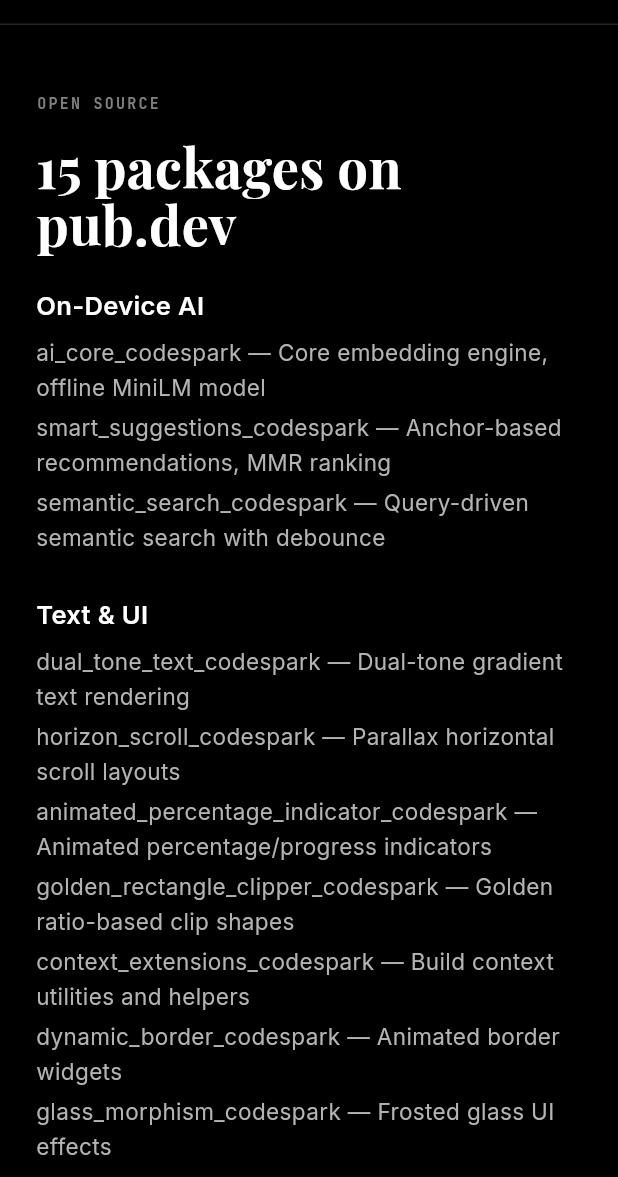
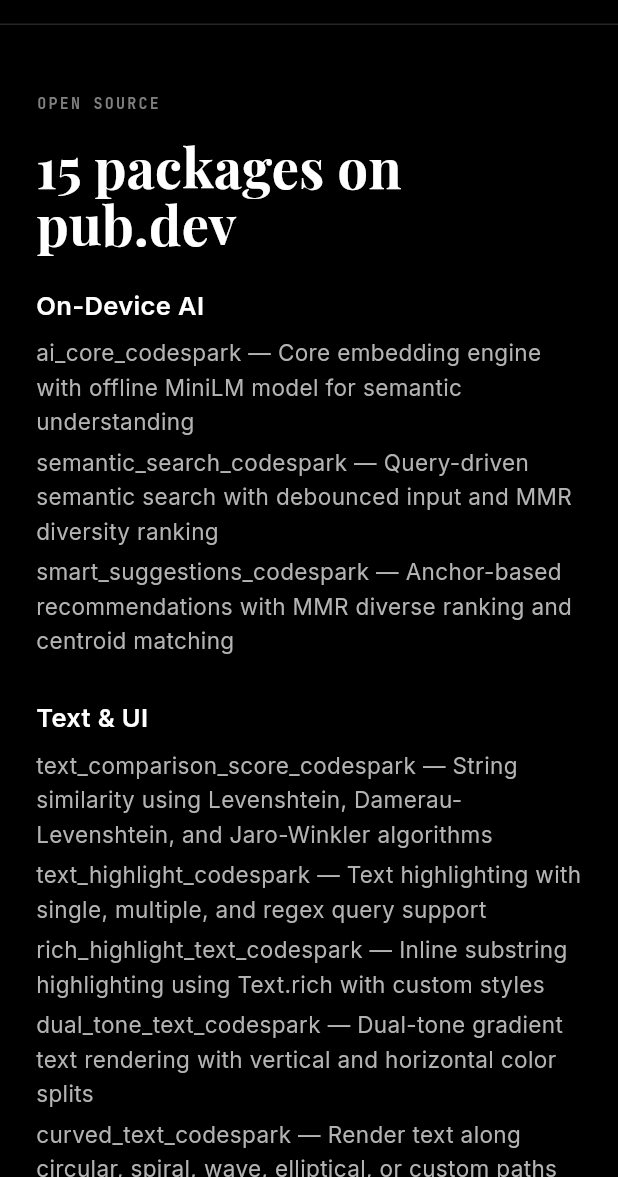
Before and after one commit to Katayath-Sai-Kiran/my-portfolio, a Flutter app: the screen it shows after launch, scrolled down 1152 dp, on a phone screen of 412 x 824 dp, the part 59-1236 px from its top. Run offline on Flutter 3.47's test engine with Material 3 defaults, Android fonts, the phone set to English and light mode, and no system bars; our stand-ins replace flutter_animate, go_router, google_fonts.

Commit message:
redesign: b/w palette, magazine layout, correct packages, resume-driven experience

```diff
--- a/lib/features/home/home_page.dart
+++ b/lib/features/home/home_page.dart
@@ -1,5 +1,6 @@
 import 'package:flutter/material.dart';
 import 'package:provider/provider.dart';
+import 'package:url_launcher/url_launcher.dart';
 
 import '../../core/design/app_colors.dart';
 import '../../core/design/app_typography.dart';
@@ -404,15 +405,18 @@
     packages: [
       _Pkg(
         name: 'ai_core_codespark',
-        description: 'Core embedding engine, offline MiniLM model',
+        description:
+            'Core embedding engine with offline MiniLM model for semantic understanding',
+      ),
+      _Pkg(
+        name: 'semantic_search_codespark',
+        description:
+            'Query-driven semantic search with debounced input and MMR diversity ranking',
       ),
       _Pkg(
         name: 'smart_suggestions_codespark',
-        description: 'Anchor-based recommendations, MMR ranking',
-      ),
-      _Pkg(
-        name: 'semantic_search_codespark',
-        description: 'Query-driven semantic search with debounce',
+        description:
+            'Anchor-based recommendations with MMR diverse ranking and centroid matching',
       ),
     ],
   ),
@@ -420,40 +424,48 @@
     name: 'Text & UI',
     packages: [
       _Pkg(
-        name: 'dual_tone_text_codespark',
-        description: 'Dual-tone gradient text rendering',
+        name: 'text_comparison_score_codespark',
+        description:
+            'String similarity using Levenshtein, Damerau-Levenshtein, and Jaro-Winkler algorithms',
       ),
       _Pkg(
-        name: 'horizon_scroll_codespark',
-        description: 'Parallax horizontal scroll layouts',
+        name: 'text_highlight_codespark',
+        description:
+            'Text highlighting with single, multiple, and regex query support',
       ),
       _Pkg(
-        name: 'animated_percentage_indicator_codespark',
-        description: 'Animated percentage/progress indicators',
+        name: 'rich_highlight_text_codespark',
+        description:
+            'Inline substring highlighting using Text.rich with custom styles',
       ),
       _Pkg(
-        name: 'golden_rectangle_clipper_codespark',
-        description: 'Golden ratio-based clip shapes',
+        name: 'dual_tone_text_codespark',
+        description:
+            'Dual-tone gradient text rendering with vertical and horizontal color splits',
       ),
       _Pkg(
-        name: 'context_extensions_codespark',
-        description: 'Build context utilities and helpers',
+        name: 'curved_text_codespark',
+        description:
+            'Render text along circular, spiral, wave, elliptical, or custom paths',
       ),
       _Pkg(
-        name: 'dynamic_border_codespark',
-        description: 'Animated border widgets',
+        name: 'date_formatter_codespark',
+        description:
+            'DateTime extensions for formatting, relative time, time ago, and business day calculations',
       ),
       _Pkg(
-        name: 'glass_morphism_codespark',
-        description: 'Frosted glass UI effects',
+        name: 'animated_dropdown_search_codespark',
+        description: 'Customisable animated search dropdown widget',
       ),
       _Pkg(
-        name: 'responsive_text_codespark',
-        description: 'Auto-scaling responsive text',
+        name: 'read_more_codespark',
+        description:
+            'Expandable text widget for long-form content with customizable truncation',
       ),
       _Pkg(
-        name: 'custom_icon_loader',
-        description: 'Custom loading indicators and icons',
+        name: 'icon_to_text_extension_codespark',
+        description:
+            'Convert any IconData to inline Text or TextSpan with rich text builder',
       ),
     ],
   ),
@@ -461,16 +473,18 @@
     name: 'Developer Utilities',
     packages: [
       _Pkg(
-        name: 'resumable_upload',
-        description: 'Chunked upload with retry and progress',
+        name: 'advanced_text_input_formatters_codespark',
+        description:
+            'Extended input text formatter utilities for Flutter TextFields',
       ),
       _Pkg(
-        name: 'custom_media_player',
-        description: 'ExoPlayer-based video player with custom UI',
+        name: 'internet_quality_codespark',
+        description:
+            'Measure real-world internet quality using latency-based analysis',
       ),
       _Pkg(
-        name: 'text_renderer',
-        description: 'Rich text rendering with custom layouts',
+        name: 'context_extensions_codespark',
+        description: 'Build context utility extensions for cleaner widget code',
       ),
     ],
   ),
@@ -505,15 +519,13 @@
                 _ExperienceColumn(),
               ],
             )
-          : IntrinsicHeight(
-              child: Row(
-                crossAxisAlignment: CrossAxisAlignment.stretch,
+          : Row(
+              crossAxisAlignment: CrossAxisAlignment.start,
               children: const [
                 Expanded(child: _ArticlesColumn()),
                 SizedBox(width: 48),
                 Expanded(child: _ExperienceColumn()),
               ],
-              ),
             ),
     );
   }
@@ -530,7 +542,7 @@
     return Container(
       key: scrollProvider.sectionKeys[PortfolioSection.articles],
       child: Column(
-        crossAxisAlignment: CrossAxisAlignment.start,
+        crossAxisAlignment: CrossAxisAlignment.stretch,
         children: [
           Text(
             'RECENT ARTICLES',
@@ -543,9 +555,26 @@
           const SizedBox(height: 16),
           ..._articles.map(
             (a) => Padding(
-              padding: const EdgeInsets.only(bottom: 20),
+              padding: const EdgeInsets.only(bottom: 16),
+              child: InkWell(
+                hoverColor: c.surfaceHover,
+                onTap: () {
+                  launchUrl(Uri.parse(a.link));
+                },
+                child: Padding(
+                  padding: const EdgeInsets.only(
+                    left: 16,
+                    right: 16,
+                    top: 12,
+                    bottom: 12,
+                  ),
+                  child: Row(
+                    crossAxisAlignment: CrossAxisAlignment.center,
+                    children: [
+                      Expanded(
                         child: Column(
                           crossAxisAlignment: CrossAxisAlignment.start,
+                          mainAxisAlignment: MainAxisAlignment.center,
                           children: [
                             Text(
                               a.title,
@@ -573,6 +602,16 @@
                           ],
                         ),
                       ),
+                      Icon(
+                        Icons.open_in_new,
+                        color: c.textMuted.withAlpha(100),
+                        size: 20,
+                      ),
+                    ],
+                  ),
+                ),
+              ),
+            ),
           ),
         ],
       ),
@@ -585,21 +624,29 @@
     title: 'The Accidental Ecosystem',
     summary: 'How fixing personal frustrations led to 15 packages on pub.dev.',
     date: 'Apr 14, 2026',
+    link:
+        'https://medium.com/@saikirankatayath/how-i-accidentally-built-a-14-package-flutter-ecosystem-21882300919f',
   ),
   _Article(
     title: 'Future-Proofing Flutter',
     summary: 'What happens when AI can generate UI code?',
     date: 'May 2, 2026',
+    link:
+        'https://medium.com/@saikirankatayath/how-i-future-proofed-my-14-package-flutter-ecosystem-against-ai-and-why-you-need-to-e705aecf0cd7?sharedUserId=saikirankatayath',
   ),
   _Article(
     title: 'Dependency Management at Scale',
     summary: 'Lessons from maintaining a 15-package ecosystem.',
     date: 'May 28, 2026',
+    link:
+        'https://medium.com/@saikirankatayath/flutter-dependency-management-in-2025-how-to-use-flutter-pub-deps-effectively-782080bef85e',
   ),
   _Article(
     title: 'The AI Shift and pub.dev',
     summary: 'How AI-assisted development changes the package ecosystem.',
     date: 'Jun 15, 2026',
+    link:
+        'https://medium.com/@saikirankatayath/the-ai-shift-nobody-is-talking-about-on-pub-dev-c2b45d2c7f0e',
   ),
 ];
 
@@ -608,10 +655,12 @@
     required this.title,
     required this.summary,
     required this.date,
+    required this.link,
   });
   final String title;
   final String summary;
   final String date;
+  final String link;
 }
 
 class _ExperienceColumn extends StatelessWidget {
@@ -640,10 +689,9 @@
             role: 'Flutter Engineer',
             org: 'Enspirit',
             location: 'Hyderabad',
-            year: '2026',
+            year: '2025 – Present',
             highlights: [
-              'Rally Nation - Realtime sports based social platform',
-              'Pub.dev - Contributed to Flutter packages and open-source libraries',
+              'Rally Nation — Multi-platform sports app with 5 real-time multiplayer game modules (Socket.io, Hive offline fallback)',
             ],
             c: c,
           ),
@@ -654,19 +702,69 @@
             location: 'Hyderabad',
             year: '2021 – 2025',
             highlights: [
-              'MoneyMinds — AI-powered personal finance app',
-              'TurthCather — NFT powered digital assests & collectibles',
-              'Aezo - AI-powered association trading platform',
-              'Test Scores — AI-powered test prep & learning platform',
-              'NuerallyMed — AI-powered medical exam prep platform',
-              'MechMonkey — Car Repair & maintenance management platform',
-              'Pub.dev - Contributed to Flutter packages and open-source libraries',
-              // 'ExoPlayer & media pipelines',
-              // 'Chunked upload engines',
-              // 'Firebase backends',
-              // 'Custom rendering',
+              'MoneyMinds — EdTech web app with MPEG-DASH adaptive video player and real-time chat',
+              'Truth Catcher — NFT app with custom high-res camera module and In-App Purchases',
+              'NeurallyMed — Exam prep platform with JWT auth, offline-first caching, and IAP gating',
+              'Aezo — Trade association app integrating Bubble.io no-code backend with custom UI',
             ],
             c: c,
+          ),
+          const SizedBox(height: 20),
+          Container(
+            padding: const EdgeInsets.all(14),
+            decoration: BoxDecoration(
+              border: Border.all(color: c.borderSubtle),
+              borderRadius: BorderRadius.circular(4),
+            ),
+            child: Column(
+              crossAxisAlignment: CrossAxisAlignment.start,
+              children: [
+                Text(
+                  'Common across all projects',
+                  style: AppTypography.labelLarge.copyWith(
+                    color: c.textMuted,
+                    fontWeight: FontWeight.w600,
+                  ),
+                ),
+                const SizedBox(height: 8),
+                _commonPoint(
+                  'Published to App Store & Google Play — code signing, compliance, release coordination',
+                  c,
+                ),
+                _commonPoint(
+                  'Firebase + Node.js backends with REST APIs and WebSockets',
+                  c,
+                ),
+                _commonPoint(
+                  'Full lifecycle ownership — Figma through to production deployment',
+                  c,
+                ),
+              ],
+            ),
+          ),
+        ],
+      ),
+    );
+  }
+
+  Widget _commonPoint(String text, PortfolioColors c) {
+    return Padding(
+      padding: const EdgeInsets.only(bottom: 4),
+      child: Row(
+        crossAxisAlignment: CrossAxisAlignment.start,
+        children: [
+          Text(
+            '— ',
+            style: AppTypography.monoSmall.copyWith(
+              color: c.textMuted,
+              fontSize: 10,
+            ),
+          ),
+          Expanded(
+            child: Text(
+              text,
+              style: AppTypography.bodyMedium.copyWith(color: c.textSecondary),
+            ),
           ),
         ],
       ),
@@ -703,14 +801,17 @@
         children: [
           Row(
             children: [
-              Text(
+              Flexible(
+                child: Text(
                   role,
                   style: AppTypography.titleMedium.copyWith(
                     color: c.textPrimary,
                     fontWeight: FontWeight.w600,
                   ),
+                  overflow: TextOverflow.ellipsis,
                 ),
-              const Spacer(),
+              ),
+              const SizedBox(width: 8),
               Text(
                 year,
                 style: AppTypography.monoSmall.copyWith(
--- a/lib/shared/widgets/footer.dart
+++ b/lib/shared/widgets/footer.dart
@@ -1,5 +1,6 @@
 import 'package:flutter/material.dart';
 import 'package:url_launcher/url_launcher.dart';
+
 import '../../core/design/app_colors.dart';
 import '../../core/design/app_typography.dart';
 
@@ -40,7 +41,8 @@
               ),
               _FootLink(
                 label: 'LINKEDIN',
-                url: 'https://www.linkedin.com/in/sai-kiran-katayath-6687941a5/',
+                url:
+                    'https://www.linkedin.com/in/sai-kiran-katayath-6687941a5/',
                 c: c,
               ),
               _FootLink(
@@ -96,9 +98,9 @@
             widget.label,
             style: AppTypography.monoSmall.copyWith(
               fontSize: 11,
-              color: _hover ? c.accent : c.background,
+              color: c.background,
               decoration: _hover ? TextDecoration.underline : null,
-              decorationColor: c.accent,
+              decorationColor: c.background,
             ),
           ),
         ),
--- a/lib/shared/widgets/nav_bar.dart
+++ b/lib/shared/widgets/nav_bar.dart
@@ -34,7 +34,7 @@
             const Spacer(),
             _GhostLink(
               label: 'GitHub',
-              url: 'https://github.com/ksaikiran0407',
+              url: 'https://github.com/Katayath-Sai-Kiran',
               c: c,
             ),
             const SizedBox(width: 8),
```
Also changed, not shown: 2 other files. Lines whose indentation alone changed are shown as unchanged.
